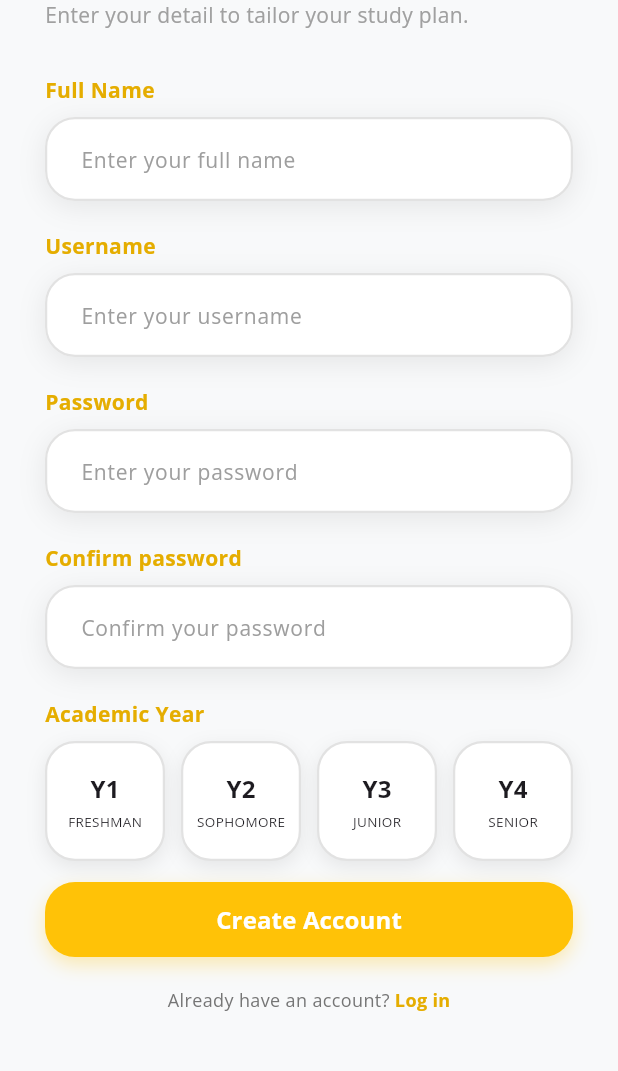
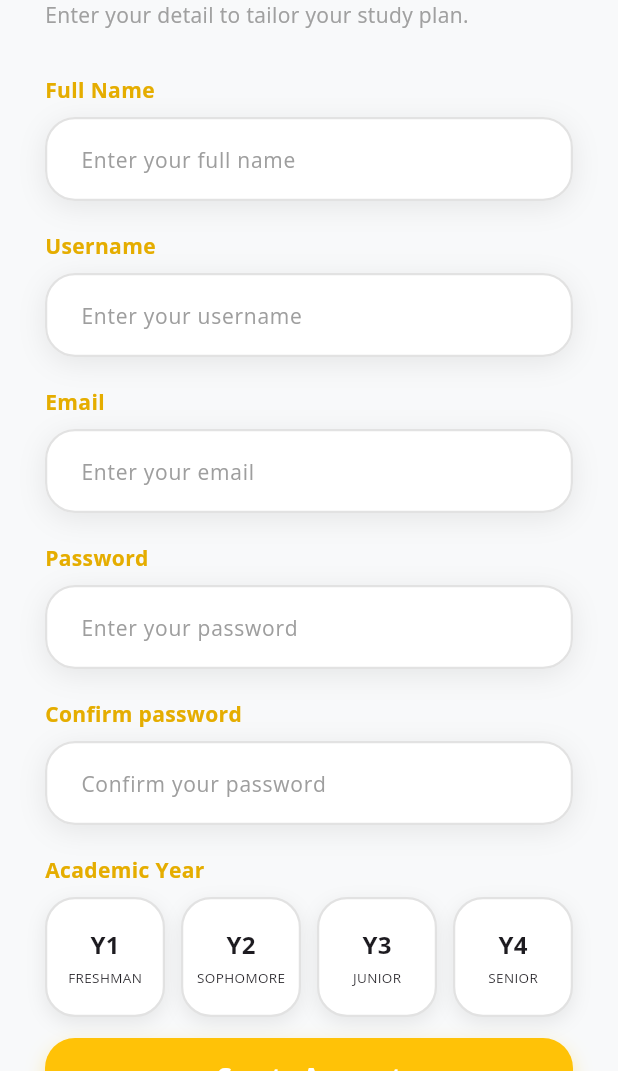
Before and after one commit to 6610685353/cn-planner, a Flutter app: the screen it shows after launch, after a tap on "Sign up", on a phone screen of 412 x 824 dp, the part 165-1236 px from its top. Run offline on Flutter 3.47's test engine with Material 3 defaults, Android fonts, the phone set to English and light mode, and no system bars.

Commit message:
Folder structure fixed

```diff
--- /dev/null
+++ b/cn_planner_app/lib/core/constants/app_colors.dart
@@ -0,0 +1,10 @@
+import 'package:flutter/material.dart';
+
+class AppColors {
+  static const Color primaryYellow = Color(0xFFE5AD00);
+  static const Color accentYellow = Color(0xFFFFC207);
+  static const Color borderGrey = Color(0xFFE2E2E2);
+  static const Color textGrey = Color(0xFFA0A0A0);
+  static const Color errorRed = Color(0xFFAE0000);     // สีแดงสำหรับ Login
+  static const Color background = Color(0xFFF8F9FA);
+}
--- /dev/null
+++ b/cn_planner_app/lib/features/auth/controllers/login_controller.dart
@@ -0,0 +1,17 @@
+import 'package:flutter/material.dart';
+
+class LoginController {
+  final usernameController = TextEditingController();
+  final passwordController = TextEditingController();
+
+  void dispose() {
+    usernameController.dispose();
+    passwordController.dispose();
+  }
+
+  void handleLogin() {
+    print("Username: ${usernameController.text}");
+    print("Password: ${passwordController.text}");
+    // TODO: ส่งข้อมูลไปตรวจสอบที่ Server
+  }
+}
--- /dev/null
+++ b/cn_planner_app/lib/features/auth/controllers/register_controller.dart
@@ -0,0 +1,26 @@
+import 'package:flutter/material.dart';
+
+class RegisterController {
+  final fullnameController = TextEditingController();
+  final usernameController = TextEditingController();
+  final emailController = TextEditingController(); // ช่อง Email ที่เพิ่มใหม่
+  final passwordController = TextEditingController();
+  final confirmPasswordController = TextEditingController();
+
+  int? selectedYear;
+
+  void dispose() {
+    fullnameController.dispose();
+    usernameController.dispose();
+    emailController.dispose();
+    passwordController.dispose();
+    confirmPasswordController.dispose();
+  }
+
+  void handleRegister() {
+    // Logic การสมัครสมาชิก
+    print("Fullname: ${fullnameController.text}");
+    print("Email: ${emailController.text}");
+    print("Year: $selectedYear");
+  }
+}
--- a/cn_planner_app/lib/features/auth/login_page.dart
+++ b/cn_planner_app/lib/features/auth/views/login_page.dart
@@ -1,5 +1,8 @@
+import 'package:flutter/material.dart';
 import 'package:cn_planner_app/route.dart';
-import 'package:flutter/material.dart';
+import '../../../core/constants/app_colors.dart';
+import '../controllers/login_controller.dart';
+import '../widgets/login_text_field.dart';
 
 class LoginPage extends StatefulWidget {
   const LoginPage({super.key});
@@ -8,19 +11,12 @@ class LoginPage extends StatefulWidget {
   State<LoginPage> createState() => _LoginPageState();
 }
 
-const Color cnYellow = Color(0xFFFFC207);
-const Color cnBorder = Color(0xFFE2E2E2);
-const Color cnTextGrey = Color(0xFF727272);
-const Color cnRed = Color(0xFFAE0000);
-
 class _LoginPageState extends State<LoginPage> {
-  final TextEditingController _usernameController = TextEditingController();
-  final TextEditingController _passwordController = TextEditingController();
+  final _controller = LoginController();
 
   @override
   void dispose() {
-    _usernameController.dispose();
-    _passwordController.dispose();
+    _controller.dispose();
     super.dispose();
   }
 
@@ -30,7 +26,6 @@ class _LoginPageState extends State<LoginPage> {
       backgroundColor: Colors.white,
       body: SafeArea(
         child: Center(
-          // ทำให้เลื่อนได้เมื่อคีย์บอร์ดเปิด
           child: SingleChildScrollView(
             physics: const BouncingScrollPhysics(),
             padding: const EdgeInsets.symmetric(horizontal: 30),
@@ -38,7 +33,7 @@ class _LoginPageState extends State<LoginPage> {
               mainAxisAlignment: MainAxisAlignment.center,
               children: [
                 const SizedBox(height: 20),
-                // --- Header Section ---
+                // --- ส่วน Icon และ Header ---
                 const Icon(
                   Icons.account_circle_rounded,
                   size: 130,
@@ -51,25 +46,28 @@ class _LoginPageState extends State<LoginPage> {
                 ),
                 const Text(
                   "Sign in to your planner account",
-                  style: TextStyle(color: cnRed, fontSize: 15),
+                  style: TextStyle(
+                    color: AppColors.errorRed,
+                    fontSize: 15,
+                  ), // ใช้สี errorRed
                 ),
 
                 const SizedBox(height: 40),
 
-                // --- Form Section ---
+                // --- ส่วนฟอร์มกรอกข้อมูล ---
                 _buildInputLabel("Email / Username"),
-                _buildTextField(
-                  controller: _usernameController,
+                LoginTextField(
+                  controller: _controller.usernameController,
                   hintText: "Enter your email or username",
                 ),
 
                 const SizedBox(height: 20),
 
                 _buildInputLabel("Password"),
-                _buildTextField(
-                  controller: _passwordController,
+                LoginTextField(
+                  controller: _controller.passwordController,
+                  hintText: "Enter your password",
                   obscureText: true,
-                  hintText: "Enter your password",
                 ),
 
                 // Forgot Password
@@ -86,11 +84,12 @@ class _LoginPageState extends State<LoginPage> {
 
                 const SizedBox(height: 20),
 
-                // --- Action Section ---
+                // --- ปุ่ม Sign in ---
                 _buildSignInButton(),
 
                 const SizedBox(height: 20),
 
+                // --- ส่วนย้ายไปหน้าสมัครสมาชิก ---
                 _buildSignUpRedirect(),
                 const SizedBox(height: 20),
               ],
@@ -100,8 +99,6 @@ class _LoginPageState extends State<LoginPage> {
       ),
     );
   }
-
-  // --- Reusable Widgets ---
 
   Widget _buildInputLabel(String label) {
     return Align(
@@ -116,64 +113,31 @@ class _LoginPageState extends State<LoginPage> {
     );
   }
 
-  Widget _buildTextField({
-    required TextEditingController controller,
-    bool obscureText = false,
-    String? hintText,
-  }) {
+  Widget _buildSignInButton() {
     return Container(
+      width: double.infinity,
+      height: 54,
       decoration: BoxDecoration(
         boxShadow: [
           BoxShadow(
-            color: Colors.black.withOpacity(0.05),
+            color: AppColors.accentYellow.withOpacity(0.3),
             blurRadius: 10,
-            offset: const Offset(0, 4),
+            offset: const Offset(0, 5),
           ),
         ],
       ),
-      child: TextField(
-        controller: controller,
-        obscureText: obscureText,
-        decoration: InputDecoration(
-          hintText: hintText,
-          hintStyle: const TextStyle(color: Colors.grey, fontSize: 14),
-          filled: true,
-          fillColor: Colors.white,
-          contentPadding: const EdgeInsets.symmetric(
-            horizontal: 20,
-            vertical: 16,
-          ),
-          enabledBorder: OutlineInputBorder(
-            borderRadius: BorderRadius.circular(20),
-            borderSide: const BorderSide(color: cnBorder, width: 2),
-          ),
-          focusedBorder: OutlineInputBorder(
-            borderRadius: BorderRadius.circular(20),
-            borderSide: const BorderSide(color: cnYellow, width: 2),
-          ),
-        ),
-      ),
-    );
-  }
-
-  Widget _buildSignInButton() {
-    return SizedBox(
-      width: double.infinity,
-      height: 54,
       child: ElevatedButton(
-        onPressed: () {
-          // Logic สำหรับ Login
-        },
+        onPressed: _controller.handleLogin,
         style: ElevatedButton.styleFrom(
-          backgroundColor: cnYellow,
+          backgroundColor: AppColors.accentYellow,
           elevation: 0,
           shape: RoundedRectangleBorder(
             borderRadius: BorderRadius.circular(20),
           ),
         ),
-        child: Row(
+        child: const Row(
           mainAxisAlignment: MainAxisAlignment.center,
-          children: const [
+          children: [
             Text(
               'Sign in',
               style: TextStyle(
@@ -196,7 +160,7 @@ class _LoginPageState extends State<LoginPage> {
       children: [
         const Text(
           "Don't have an account?",
-          style: TextStyle(fontSize: 14, color: cnTextGrey),
+          style: TextStyle(fontSize: 14, color: AppColors.textGrey),
         ),
         TextButton(
           onPressed: () => Navigator.pushNamed(context, AppRoutes.register),
--- a/cn_planner_app/lib/features/auth/register_page.dart
+++ b/cn_planner_app/lib/features/auth/views/register_page.dart
@@ -1,5 +1,8 @@
+import 'package:flutter/material.dart';
 import 'package:cn_planner_app/route.dart';
-import 'package:flutter/material.dart';
+import '../../../core/constants/app_colors.dart';
+import '../controllers/register_controller.dart';
+import '../widgets/register_text_field.dart';
 
 class RegisterPage extends StatefulWidget {
   const RegisterPage({super.key});
@@ -8,36 +11,21 @@ class RegisterPage extends StatefulWidget {
   State<RegisterPage> createState() => _RegisterPageState();
 }
 
-const Color cnYellow = Color(0xFFE5AD00);
-const Color cnLightYellow = Color(0xFFFFC207);
-const Color cnGrey = Color(0xFFE2E2E2);
-const Color cnTextGrey = Color.fromARGB(255, 160, 160, 160);
-const Color cn_bg = Color(0xFFF8F9FA);
-
 class _RegisterPageState extends State<RegisterPage> {
-  final TextEditingController _fullnameController = TextEditingController();
-  final TextEditingController _usernameController = TextEditingController();
-  final TextEditingController _passwordController = TextEditingController();
-  final TextEditingController _confirmpasswordController =
-      TextEditingController();
-
-  int? selectedYear;
+  final _controller = RegisterController();
 
   @override
   void dispose() {
-    _fullnameController.dispose();
-    _usernameController.dispose();
-    _passwordController.dispose();
-    _confirmpasswordController.dispose();
+    _controller.dispose();
     super.dispose();
   }
 
   @override
   Widget build(BuildContext context) {
     return Scaffold(
-      backgroundColor: cn_bg,
+      backgroundColor: AppColors.background,
       appBar: AppBar(
-        backgroundColor: cn_bg,
+        backgroundColor: AppColors.background,
         elevation: 0,
         leading: IconButton(
           onPressed: () => Navigator.pushNamed(context, AppRoutes.login),
@@ -52,8 +40,8 @@ class _RegisterPageState extends State<RegisterPage> {
           ),
         ),
       ),
-
       body: SingleChildScrollView(
+        // ทำให้เลื่อนได้
         physics: const BouncingScrollPhysics(),
         padding: const EdgeInsets.symmetric(horizontal: 30, vertical: 20),
         child: Column(
@@ -65,44 +53,50 @@ class _RegisterPageState extends State<RegisterPage> {
             ),
             const Text(
               "Enter your detail to tailor your study plan.",
-              style: TextStyle(fontSize: 14, color: cnTextGrey),
+              style: TextStyle(fontSize: 14, color: AppColors.textGrey),
             ),
             const SizedBox(height: 10),
 
             _buildLabel("Full Name"),
-            _buildCustomTextField(
-              controller: _fullnameController,
+            RegisterTextField(
+              controller: _controller.fullnameController,
               hintText: "Enter your full name",
             ),
 
             _buildLabel("Username"),
-            _buildCustomTextField(
-              controller: _usernameController,
+            RegisterTextField(
+              controller: _controller.usernameController,
               hintText: "Enter your username",
             ),
 
+            _buildLabel("Email"), // เพิ่มช่อง Email ตามคำสั่ง
+            RegisterTextField(
+              controller: _controller.emailController,
+              hintText: "Enter your email",
+            ),
+
             _buildLabel("Password"),
-            _buildCustomTextField(
-              controller: _passwordController,
+            RegisterTextField(
+              controller: _controller.passwordController,
+              hintText: "Enter your password",
               obscureText: true,
-              hintText: "Enter your password",
             ),
 
             _buildLabel("Confirm password"),
-            _buildCustomTextField(
-              controller: _confirmpasswordController,
+            RegisterTextField(
+              controller: _controller.confirmPasswordController,
+              hintText: "Confirm your password",
               obscureText: true,
-              hintText: "Confirm your password",
             ),
 
             _buildLabel("Academic Year"),
-
             _buildYearSelector(),
 
             const SizedBox(height: 14),
             _buildSubmitButton(),
             const SizedBox(height: 20),
 
+            // ส่วนท้าย Already have an account? (เหมือนต้นฉบับ)
             Row(
               mainAxisAlignment: MainAxisAlignment.center,
               children: [
@@ -111,14 +105,12 @@ class _RegisterPageState extends State<RegisterPage> {
                   style: TextStyle(fontSize: 12, color: Colors.grey.shade600),
                 ),
                 GestureDetector(
-                  onTap: () {
-                    Navigator.pushNamed(context, AppRoutes.login);
-                  },
-                  child: Text(
+                  onTap: () => Navigator.pushNamed(context, AppRoutes.login),
+                  child: const Text(
                     "Log in",
                     style: TextStyle(
                       fontSize: 12,
-                      color: cnYellow,
+                      color: AppColors.primaryYellow,
                       fontWeight: FontWeight.bold,
                     ),
                   ),
@@ -139,53 +131,8 @@ class _RegisterPageState extends State<RegisterPage> {
         text,
         style: const TextStyle(
           fontSize: 14,
-          color: cnYellow,
+          color: AppColors.primaryYellow,
           fontWeight: FontWeight.bold,
-        ),
-      ),
-    );
-  }
-
-  Widget _buildCustomTextField({
-    required TextEditingController controller,
-    bool obscureText = false,
-    String? hintText,
-  }) {
-    return Container(
-      decoration: BoxDecoration(
-        borderRadius: BorderRadius.circular(20),
-        boxShadow: [
-          BoxShadow(
-            color: Colors.black.withOpacity(0.08),
-            blurRadius: 15,
-            offset: const Offset(0, 4),
-          ),
-        ],
-      ),
-      child: TextField(
-        controller: controller,
-        obscureText: obscureText,
-        decoration: InputDecoration(
-          hintText: hintText,
-          hintStyle: const TextStyle(color: Colors.grey, fontSize: 14),
-          filled: true,
-          fillColor: Colors.white,
-          contentPadding: const EdgeInsets.symmetric(
-            horizontal: 20,
-            vertical: 16,
-          ),
-          border: OutlineInputBorder(
-            borderRadius: BorderRadius.circular(20),
-            borderSide: BorderSide.none,
-          ),
-          enabledBorder: OutlineInputBorder(
-            borderRadius: BorderRadius.circular(20),
-            borderSide: const BorderSide(color: cnGrey, width: 1.5),
-          ),
-          focusedBorder: OutlineInputBorder(
-            borderRadius: BorderRadius.circular(20),
-            borderSide: const BorderSide(color: cnLightYellow, width: 2),
-          ),
         ),
       ),
     );
@@ -195,26 +142,25 @@ class _RegisterPageState extends State<RegisterPage> {
     return Row(
       mainAxisAlignment: MainAxisAlignment.spaceBetween,
       children: [
-        _yearSelectButton(1, 'Y1', 'FRESHMAN'),
-        _yearSelectButton(2, 'Y2', 'SOPHOMORE'),
-        _yearSelectButton(3, 'Y3', 'JUNIOR'),
-        _yearSelectButton(4, 'Y4', 'SENIOR'),
+        _yearBtn(1, 'Y1', 'FRESHMAN'),
+        _yearBtn(2, 'Y2', 'SOPHOMORE'),
+        _yearBtn(3, 'Y3', 'JUNIOR'),
+        _yearBtn(4, 'Y4', 'SENIOR'),
       ],
     );
   }
 
-  Widget _yearSelectButton(int year, String code, String label) {
-    final bool isSelected = selectedYear == year;
-
+  Widget _yearBtn(int year, String code, String label) {
+    final bool isSelected = _controller.selectedYear == year;
     return InkWell(
-      onTap: () => setState(() => selectedYear = year),
+      onTap: () => setState(() => _controller.selectedYear = year),
       borderRadius: BorderRadius.circular(20),
       child: AnimatedContainer(
         duration: const Duration(milliseconds: 200),
         width: 80,
-        height: 80,
+        height: 80, // ขนาดเดิม
         decoration: BoxDecoration(
-          color: isSelected ? cnLightYellow : Colors.white,
+          color: isSelected ? AppColors.accentYellow : Colors.white,
           borderRadius: BorderRadius.circular(20),
           boxShadow: [
             BoxShadow(
@@ -224,7 +170,7 @@ class _RegisterPageState extends State<RegisterPage> {
             ),
           ],
           border: Border.all(
-            color: isSelected ? cnLightYellow : cnGrey,
+            color: isSelected ? AppColors.accentYellow : AppColors.borderGrey,
             width: 1.5,
           ),
         ),
@@ -233,11 +179,7 @@ class _RegisterPageState extends State<RegisterPage> {
           children: [
             Text(
               code,
-              style: TextStyle(
-                fontWeight: FontWeight.bold,
-                fontSize: 16,
-                // color: isSelected ? Colors.white : Colors.black87,
-              ),
+              style: const TextStyle(fontWeight: FontWeight.bold, fontSize: 16),
             ),
             const SizedBox(height: 4),
             Text(
@@ -245,7 +187,6 @@ class _RegisterPageState extends State<RegisterPage> {
               style: TextStyle(
                 fontSize: 9,
                 fontWeight: isSelected ? FontWeight.bold : FontWeight.normal,
-                // color: isSelected ? Colors.white : Colors.black54,
               ),
             ),
           ],
@@ -262,20 +203,16 @@ class _RegisterPageState extends State<RegisterPage> {
         borderRadius: BorderRadius.circular(20),
         boxShadow: [
           BoxShadow(
-            color: cnLightYellow.withOpacity(0.3),
+            color: AppColors.accentYellow.withOpacity(0.3),
             blurRadius: 10,
             offset: const Offset(0, 5),
           ),
         ],
       ),
       child: ElevatedButton(
-        onPressed: () {
-          // TODO: Implement Registration Logic
-          print("Fullname: ${_fullnameController.text}");
-          print("Year: $selectedYear");
-        },
+        onPressed: _controller.handleRegister,
         style: ElevatedButton.styleFrom(
-          backgroundColor: cnLightYellow,
+          backgroundColor: AppColors.accentYellow,
           shape: RoundedRectangleBorder(
             borderRadius: BorderRadius.circular(20),
           ),
--- /dev/null
+++ b/cn_planner_app/lib/features/auth/widgets/login_text_field.dart
@@ -0,0 +1,56 @@
+import 'package:flutter/material.dart';
+import '../../../core/constants/app_colors.dart';
+
+class LoginTextField extends StatelessWidget {
+  final TextEditingController controller;
+  final String hintText;
+  final bool obscureText;
+
+  const LoginTextField({
+    super.key,
+    required this.controller,
+    required this.hintText,
+    this.obscureText = false,
+  });
+
+  @override
+  Widget build(BuildContext context) {
+    return Container(
+      decoration: BoxDecoration(
+        borderRadius: BorderRadius.circular(20),
+        boxShadow: [
+          BoxShadow(
+            color: Colors.black.withOpacity(0.05),
+            blurRadius: 10,
+            offset: const Offset(0, 4),
+          ),
+        ],
+      ),
+      child: TextField(
+        controller: controller,
+        obscureText: obscureText,
+        decoration: InputDecoration(
+          hintText: hintText,
+          hintStyle: const TextStyle(color: Colors.grey, fontSize: 14),
+          filled: true,
+          fillColor: Colors.white,
+          contentPadding: const EdgeInsets.symmetric(
+            horizontal: 20,
+            vertical: 16,
+          ),
+          enabledBorder: OutlineInputBorder(
+            borderRadius: BorderRadius.circular(20),
+            borderSide: const BorderSide(color: AppColors.borderGrey, width: 2),
+          ),
+          focusedBorder: OutlineInputBorder(
+            borderRadius: BorderRadius.circular(20),
+            borderSide: const BorderSide(
+              color: AppColors.accentYellow,
+              width: 2,
+            ),
+          ),
+        ),
+      ),
+    );
+  }
+}
--- /dev/null
+++ b/cn_planner_app/lib/features/auth/widgets/register_text_field.dart
@@ -0,0 +1,63 @@
+import 'package:flutter/material.dart';
+import '../../../core/constants/app_colors.dart';
+
+class RegisterTextField extends StatelessWidget {
+  final TextEditingController controller;
+  final String hintText;
+  final bool obscureText;
+
+  const RegisterTextField({
+    super.key,
+    required this.controller,
+    required this.hintText,
+    this.obscureText = false,
+  });
+
+  @override
+  Widget build(BuildContext context) {
+    return Container(
+      decoration: BoxDecoration(
+        borderRadius: BorderRadius.circular(20),
+        boxShadow: [
+          BoxShadow(
+            color: Colors.black.withOpacity(0.08),
+            blurRadius: 15,
+            offset: const Offset(0, 4),
+          ),
+        ],
+      ),
+      child: TextField(
+        controller: controller,
+        obscureText: obscureText,
+        decoration: InputDecoration(
+          hintText: hintText,
+          hintStyle: const TextStyle(color: Colors.grey, fontSize: 14),
+          filled: true,
+          fillColor: Colors.white,
+          contentPadding: const EdgeInsets.symmetric(
+            horizontal: 20,
+            vertical: 16,
+          ),
+          border: OutlineInputBorder(
+            borderRadius: BorderRadius.circular(20),
+            borderSide: BorderSide.none,
+          ),
+          enabledBorder: OutlineInputBorder(
+            borderRadius: BorderRadius.circular(20),
+            borderSide: const BorderSide(
+              color: AppColors.borderGrey,
+              width: 1.5,
+            ),
+          ),
+          focusedBorder: OutlineInputBorder(
+            borderRadius: BorderRadius.circular(20),
+            borderSide: const BorderSide(
+              color: AppColors.accentYellow,
+              width: 2,
+            ),
+          ),
+        ),
+      ),
+    );
+  }
+}
```
Also changed, not shown: cn_planner_app/lib/route.dart (+4 -4 lines).
